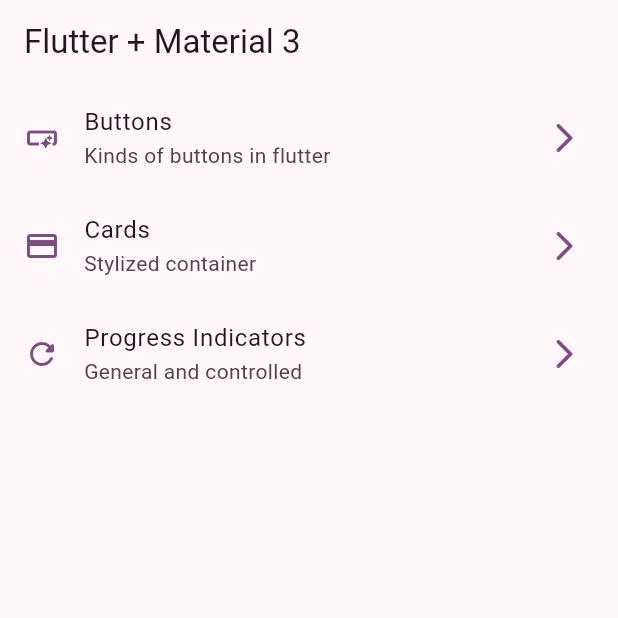
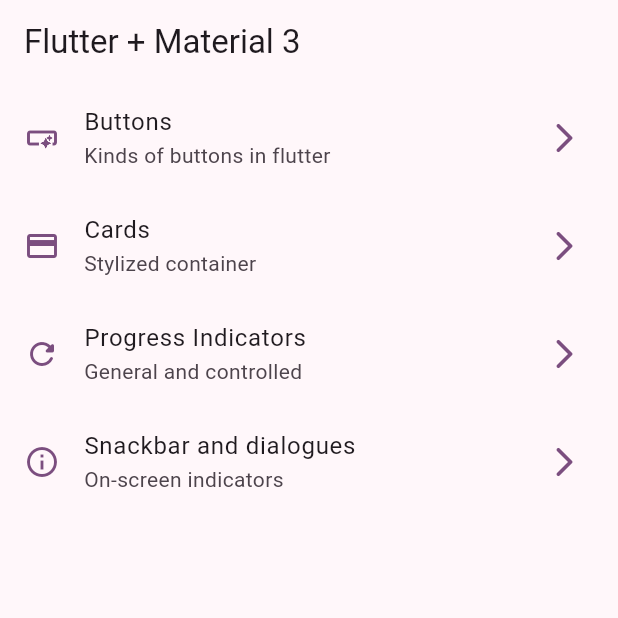
Before and after one commit to HassanAbbud/widgets-app, a Flutter app: the screen it shows after launch, on a phone screen of 412 x 824 dp, the top half of it. Run offline on Flutter 3.47's test engine with Material 3 defaults, Android fonts, the phone set to English and light mode, and no system bars; our stand-ins replace go_router.

Commit message:
Added routing for SnackbarScreen

```diff
--- a/lib/config/menu/menu_items.dart
+++ b/lib/config/menu/menu_items.dart
@@ -31,4 +31,11 @@ const appMenuItems = <MenuItem>[
     link: '/progress',
     icon: Icons.refresh_rounded
   ),
+
+  MenuItem(
+    title: 'Snackbar and dialogues',
+    subTitle: 'On-screen indicators',
+    link: '/snackbars',
+    icon: Icons.info_outline
+  ),
 ];
--- a/lib/config/router/app_router.dart
+++ b/lib/config/router/app_router.dart
@@ -3,6 +3,7 @@ import 'package:widgets_app/presentation/screens/buttons/buttons_screen.dart';
 import 'package:widgets_app/presentation/screens/cards/cards_screen.dart';
 import 'package:widgets_app/presentation/screens/home/home_screen.dart';
 import 'package:widgets_app/presentation/screens/progress/progress_screen.dart';
+import 'package:widgets_app/presentation/screens/snackbar/snackbar_screen.dart';
 
 // GoRouter configuration
 final appRouter = GoRouter(
@@ -32,5 +33,11 @@ final appRouter = GoRouter(
       name: ProgressScreen.name,
       builder: (context, state) => const ProgressScreen(),
     ),
+
+    GoRoute(
+      path: '/snackbars',
+      name: SnackbarScreen.name,
+      builder: (context, state) => const SnackbarScreen(),
+    ),
   ],
 );
--- a/lib/presentation/screens/snackbar/snackbar_screen.dart
+++ b/lib/presentation/screens/snackbar/snackbar_screen.dart
@@ -8,6 +8,10 @@ class SnackbarScreen extends StatelessWidget {
 
   @override
   Widget build(BuildContext context) {
-    return const Placeholder();
+    return Scaffold(
+      appBar: AppBar(
+        title: Text("Snackbar"),
+      ),
+    );
   }
 }
```
